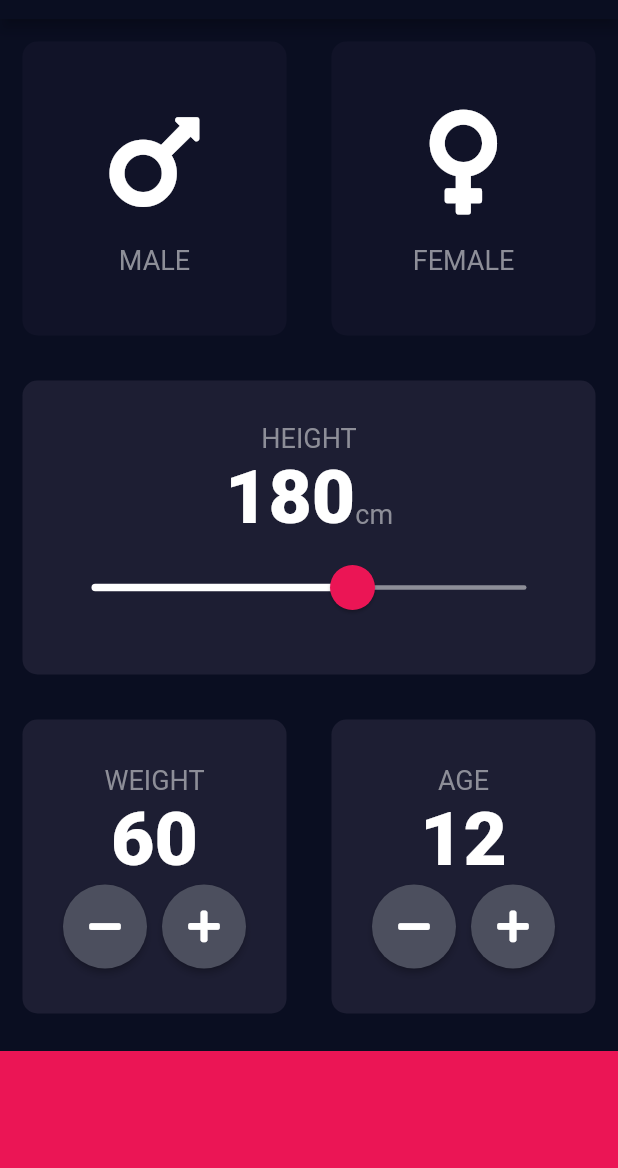
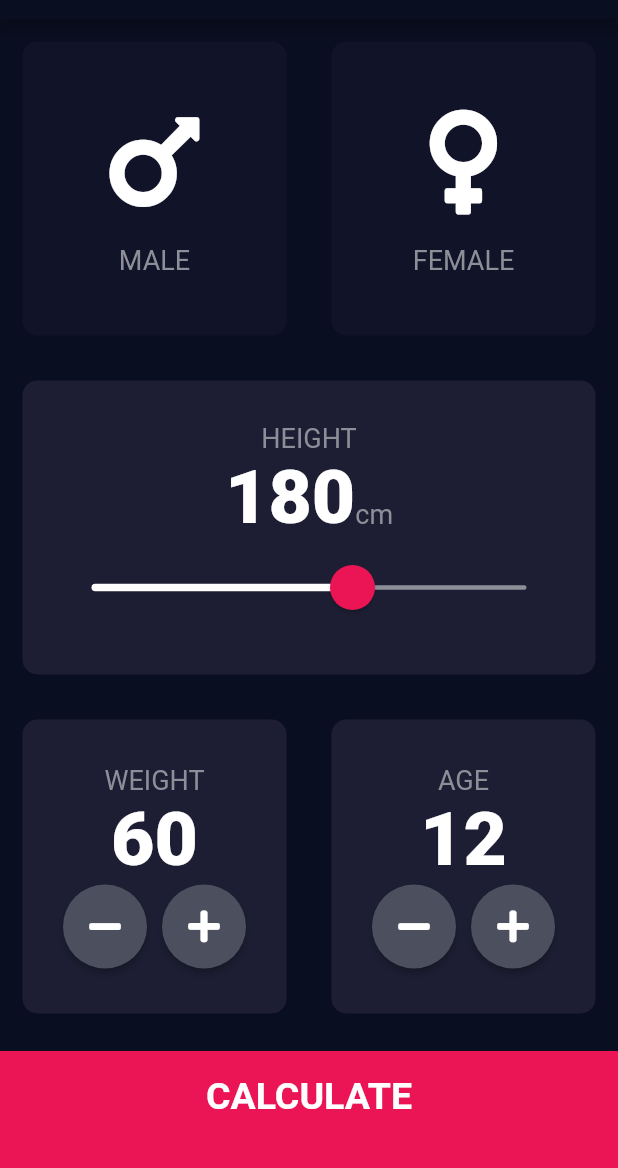
Before and after one commit to ashi31/bmi-calculator-flutter, a Flutter app: the screen it shows after launch, on a phone screen of 412 x 824 dp, the part 65-1233 px from its top. Run offline on Flutter 3.47's test engine with Material 2 defaults, Android fonts, the phone set to English and light mode, and no system bars; our stand-ins replace font_awesome_flutter.

```diff
--- /dev/null
+++ b/lib/components/bottom_button.dart
@@ -0,0 +1,31 @@
+import 'package:bmi_calculator/constants.dart';
+import 'package:flutter/material.dart';
+
+class BottomButton extends StatelessWidget {
+  final Function onTap;
+  final String buttonTitle;
+
+  BottomButton({@required this.onTap, @required this.buttonTitle});
+
+  @override
+  Widget build(BuildContext context) {
+    return GestureDetector(
+      onTap: onTap,
+      child: Container(
+        color: kBottomContainerColor,
+        margin: EdgeInsets.only(top: 10.0),
+        width: double.infinity,
+        height: kBottomContainerHeight,
+        padding: EdgeInsets.only(
+          bottom: 20.0,
+        ),
+        child: Center(
+          child: Text(
+            buttonTitle,
+            style: kLargeButtonTextStyle,
+          ),
+        ),
+      ),
+    );
+  }
+}
--- a/lib/icon_content.dart
+++ b/lib/components/icon_content.dart
@@ -1,6 +1,5 @@
+import 'package:bmi_calculator/constants.dart';
 import 'package:flutter/material.dart';
-
-import 'constants.dart';
 
 class IconContent extends StatelessWidget {
   final IconData icon;
--- a/lib/main.dart
+++ b/lib/main.dart
@@ -1,6 +1,5 @@
+import 'package:bmi_calculator/screens/input_page.dart';
 import 'package:flutter/material.dart';
-
-import './input_page.dart';
 
 void main() => runApp(BMICalculator());
 
--- a/lib/input_page.dart
+++ b/lib/screens/input_page.dart
@@ -1,10 +1,11 @@
+import 'package:bmi_calculator/components/bottom_button.dart';
+import 'package:bmi_calculator/components/icon_content.dart';
+import 'package:bmi_calculator/components/reusable_card.dart';
+import 'package:bmi_calculator/components/round_icon_button.dart';
+import 'package:bmi_calculator/constants.dart';
+import 'package:bmi_calculator/screens/results_page.dart';
 import 'package:flutter/material.dart';
 import 'package:font_awesome_flutter/font_awesome_flutter.dart';
-
-import 'constants.dart';
-import 'icon_content.dart';
-import 'reusable_card.dart';
-import 'round_icon_button.dart';
 
 enum Gender { male, female }
 
@@ -18,6 +19,7 @@ class _InputPageState extends State<InputPage> {
   int height = 180;
   int weight = 60;
   int age = 12;
+
   @override
   Widget build(BuildContext context) {
     return Scaffold(
@@ -211,12 +213,16 @@ class _InputPageState extends State<InputPage> {
               ],
             ),
           ),
-          Container(
-            color: kBottomContainerColor,
-            margin: EdgeInsets.only(top: 10.0),
-            width: double.infinity,
-            height: kBottomContainerHeight,
-          )
+          BottomButton(
+            buttonTitle: "CALCULATE",
+            onTap: () {
+              Navigator.of(context).push(
+                MaterialPageRoute(
+                  builder: (context) => ResultsPage(),
+                ),
+              );
+            },
+          ),
         ],
       ),
     );
```
Also changed, not shown: lib/constants.dart (+21 -0 lines), lib/screens/results_page.dart (added, +65 -0 lines), lib/calculative_brain.dart (added), lib/components/reusable_card.dart (renamed from lib/reusable_card.dart), lib/components/round_icon_button.dart (renamed from lib/round_icon_button.dart).
